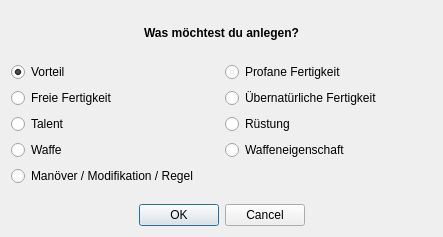
Qt form designer/DatenbankSelectType.ui (Aeolitus/Sephrasto) before a commit.
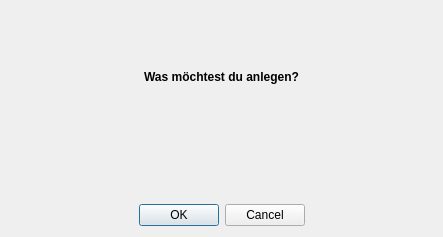
The same form after that commit.

Commit message: PluginAPI: added filters datenbank_xml_schreiben, datenbank_xml_laden, datenbank_editor_typen Datenbank: refactored to reduce code duplication and allow extending via plugins

Diff of the .ui file:
```diff
--- a/designer/DatenbankSelectType.ui
+++ b/designer/DatenbankSelectType.ui
@@ -71,119 +71,7 @@
       </spacer>
      </item>
      <item>
-      <layout class="QGridLayout" name="gridLayout">
-       <item row="2" column="1">
-        <widget class="QRadioButton" name="buttonUebernatuerlich">
-         <property name="minimumSize">
-          <size>
-           <width>0</width>
-           <height>20</height>
-          </size>
-         </property>
-         <property name="text">
-          <string>Übernatürliche Fertigkeit</string>
-         </property>
-        </widget>
-       </item>
-       <item row="4" column="0">
-        <widget class="QRadioButton" name="buttonWaffe">
-         <property name="minimumSize">
-          <size>
-           <width>0</width>
-           <height>20</height>
-          </size>
-         </property>
-         <property name="text">
-          <string>Waffe</string>
-         </property>
-        </widget>
-       </item>
-       <item row="1" column="0">
-        <widget class="QRadioButton" name="buttonVorteil">
-         <property name="minimumSize">
-          <size>
-           <width>0</width>
-           <height>20</height>
-          </size>
-         </property>
-         <property name="text">
-          <string>Vorteil</string>
-         </property>
-         <property name="checked">
-          <bool>true</bool>
-         </property>
-        </widget>
-       </item>
-       <item row="1" column="1">
-        <widget class="QRadioButton" name="buttonFertigkeit">
-         <property name="minimumSize">
-          <size>
-           <width>0</width>
-           <height>20</height>
-          </size>
-         </property>
-         <property name="text">
-          <string>Profane Fertigkeit</string>
-         </property>
-        </widget>
-       </item>
-       <item row="2" column="0">
-        <widget class="QRadioButton" name="buttonFreieFertigkeit">
-         <property name="text">
-          <string>Freie Fertigkeit</string>
-         </property>
-        </widget>
-       </item>
-       <item row="3" column="0">
-        <widget class="QRadioButton" name="buttonTalent">
-         <property name="minimumSize">
-          <size>
-           <width>0</width>
-           <height>20</height>
-          </size>
-         </property>
-         <property name="text">
-          <string>Talent</string>
-         </property>
-         <property name="checked">
-          <bool>false</bool>
-         </property>
-        </widget>
-       </item>
-       <item row="3" column="1">
-        <widget class="QRadioButton" name="buttonRuestung">
-         <property name="text">
-          <string>Rüstung</string>
-         </property>
-        </widget>
-       </item>
-       <item row="5" column="0">
-        <widget class="QRadioButton" name="buttonManoever">
-         <property name="minimumSize">
-          <size>
-           <width>0</width>
-           <height>20</height>
-          </size>
-         </property>
-         <property name="text">
-          <string>Manöver / Modifikation / Regel</string>
-         </property>
-        </widget>
-       </item>
-       <item row="4" column="1">
-        <widget class="QRadioButton" name="buttonWaffeneigenschaft">
-         <property name="minimumSize">
-          <size>
-           <width>0</width>
-           <height>20</height>
-          </size>
-         </property>
-         <property name="text">
-          <string>Waffeneigenschaft</string>
-         </property>
-        </widget>
-       </item>
-      </layout>
+      <layout class="QVBoxLayout" name="buttonLayout"/>
      </item>
      <item>
       <spacer name="verticalSpacer">
```
Left out of the diff: 11 changed lines with no effect on the pictures. The commit also changes 5 other files.
